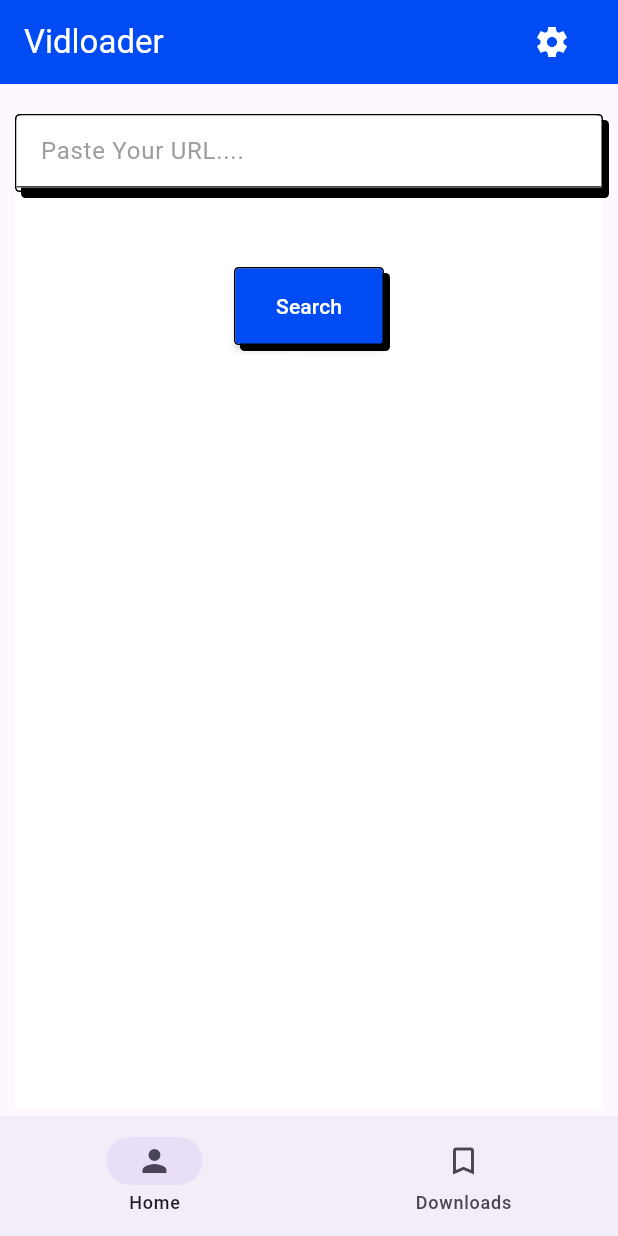
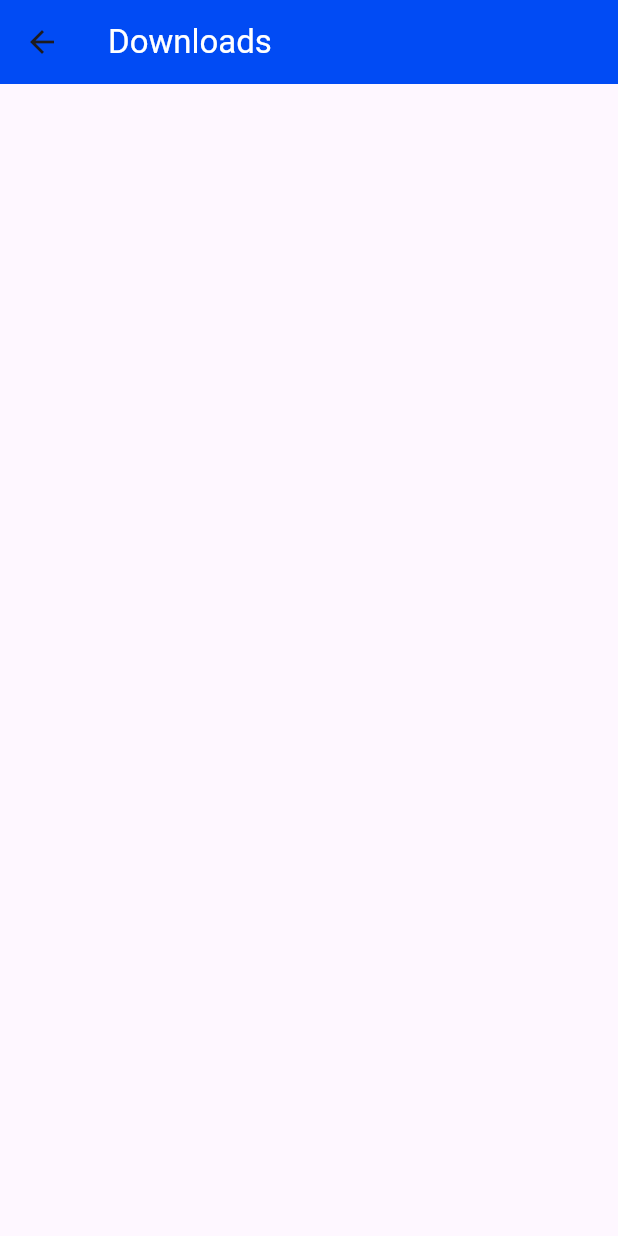
Before and after one commit to anshyyy/Vidloader, a Flutter app: the screen it shows after launch, after a tap on "Search", on a phone screen of 412 x 824 dp. Run offline on Flutter 3.47's test engine with Material 2 defaults, Android fonts, the light colour scheme and no system bars; our stand-ins replace page_transition, permission_handler; missing offline and left inert: receive_sharing_intent, twitter_extractor.

Commit message:
download page

```diff
--- /dev/null
+++ b/lib/views/downloads.dart
@@ -0,0 +1,51 @@
+import 'package:flutter/material.dart';
+
+// ignore: must_be_immutable
+class DownloadPage extends StatefulWidget {
+  int pushed;
+  String fileUrl;
+
+  DownloadPage({
+    Key? key,
+    required this.pushed,
+    required this.fileUrl,
+  }) : super(key: key);
+
+  @override
+  State<DownloadPage> createState() => _DownloadPageState();
+}
+
+class _DownloadPageState extends State<DownloadPage> {
+  @override
+  Widget build(BuildContext context) {
+    return Scaffold(
+      appBar: AppBar(
+        elevation: 0,
+        title: const Text(
+          "Downloads",
+          style: TextStyle(color: Colors.white),
+        ),
+        backgroundColor: const Color(0xff014bf4),
+      ),
+      body: Padding(
+        padding: const EdgeInsets.all(5),
+        child: SingleChildScrollView(
+          child: Column(
+            children: [
+              Row(
+                children: [
+                  Column(
+                    children: [
+                      Text(widget.fileUrl,
+                          style: TextStyle(color: Colors.black)),
+                    ],
+                  )
+                ],
+              )
+            ],
+          ),
+        ),
+      ),
+    );
+  }
+}
--- a/lib/views/home.dart
+++ b/lib/views/home.dart
@@ -1,5 +1,7 @@
 import 'package:flutter/material.dart';
 import 'package:vidloader/views/search.dart';
+
+import 'downloads.dart';
 
 class HomePage extends StatefulWidget {
   const HomePage({super.key});
@@ -13,35 +15,15 @@ class _HomePageState extends State<HomePage> {
   @override
   Widget build(BuildContext context) {
     return Scaffold(
-      appBar: AppBar(
-        elevation: 0,
-        title: const Text(
-          "Vidloader",
-          style: TextStyle(color: Colors.white),
-        ),
-        backgroundColor: const Color(0xff014bf4),
-        actions: [
-          Padding(
-              padding: const EdgeInsets.only(right: 20),
-              child: IconButton(
-                icon: const Icon(
-                  Icons.settings_sharp,
-                  color: Colors.white,
-                ),
-                onPressed: (() {
-                  // go to download page
-                }),
-              ))
-        ],
-      ),
       body: Container(
-        child: const [
-          Center(
+        child: [
+          const Center(
             child: Search(),
           ),
           Center(
-            child: Text(
-              'Unlearn 🐛',
+            child: DownloadPage(
+              fileUrl: '',
+              pushed: 0,
             ),
           ),
         ][selectedPageIndex],
--- a/lib/views/search.dart
+++ b/lib/views/search.dart
@@ -1,7 +1,10 @@
 import 'dart:async';
 import 'package:flutter/material.dart';
+import 'package:page_transition/page_transition.dart';
 import 'package:receive_sharing_intent/receive_sharing_intent.dart';
 import 'package:twitter_extractor/twitter_extractor.dart';
+import 'package:vidloader/views/downloads.dart';
+import 'package:vidloader/views/settings.dart';
 
 class Search extends StatefulWidget {
   const Search({super.key});
@@ -31,13 +34,6 @@ class _SearchState extends State<Search> {
     });
   }
 
-  void getLinks(String url) async {
-    Twitter tweet = await TwitterExtractor.extract(url);
-    for (var i in tweet.videos) {
-      print(i);
-    }
-  }
-
   @override
   void dispose() {
     super.dispose();
@@ -47,7 +43,32 @@ class _SearchState extends State<Search> {
 
   @override
   Widget build(BuildContext context) {
-    return Padding(
+    return Scaffold(
+      appBar: AppBar(
+        elevation: 0,
+        title: const Text(
+          "Vidloader",
+          style: TextStyle(color: Colors.white),
+        ),
+        backgroundColor: const Color(0xff014bf4),
+        actions: [
+          Padding(
+              padding: const EdgeInsets.only(right: 20),
+              child: IconButton(
+                icon: const Icon(
+                  Icons.settings_sharp,
+                  color: Colors.white,
+                ),
+                onPressed: (() {
+                  // go to setting page
+
+                  PageTransition(
+                      type: PageTransitionType.fade, child: Settings());
+                }),
+              ))
+        ],
+      ),
+      body: Padding(
         padding: const EdgeInsets.only(left: 10, right: 10, bottom: 5, top: 20),
         child: Container(
           color: Colors.white,
@@ -75,6 +96,7 @@ class _SearchState extends State<Search> {
                     style: const TextStyle(color: Colors.black),
                     decoration: const InputDecoration(
                       filled: true,
+                      prefixIcon: Icon(Icons.link_sharp),
                       fillColor: Colors.white,
                       hintText: "Paste Your URL....",
                       hintStyle: TextStyle(
@@ -110,7 +132,14 @@ class _SearchState extends State<Search> {
                         setState(() {
                           _sharedText = _searchBar.text.toString();
                         });
-                      getLinks(_searchBar.text.toString());
+                        Navigator.push(
+                            context,
+                            PageTransition(
+                                type: PageTransitionType.fade,
+                                child: DownloadPage(
+                                  fileUrl: _sharedText,
+                                  pushed: 1,
+                                )));
                       },
                       color: const Color(0xff014bf4),
                       child: const Center(
@@ -132,6 +161,7 @@ class _SearchState extends State<Search> {
             ],
           ),
         ),
+      ),
     );
   }
 }
```
Also changed, not shown: lib/domain/checkPermission.dart (added, +26 -0 lines), lib/domain/directoryPath.dart (added, +14 -0 lines), lib/views/settings.dart (added, +20 -0 lines), pubspec.lock. Lines whose indentation alone changed are shown as unchanged.
